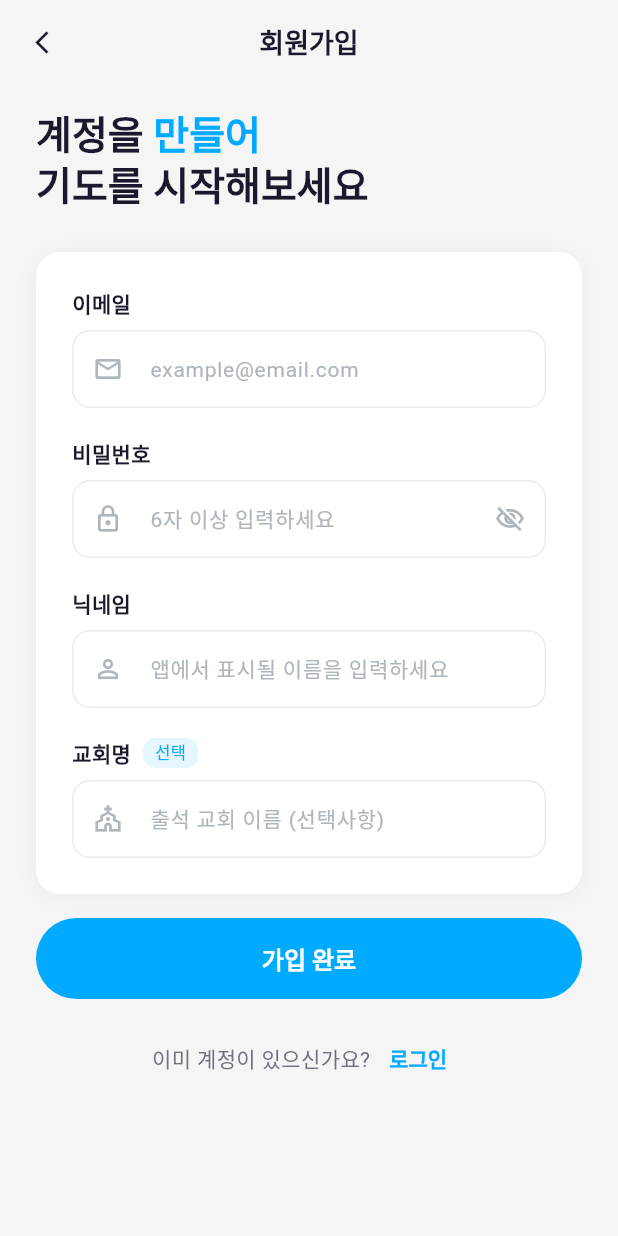
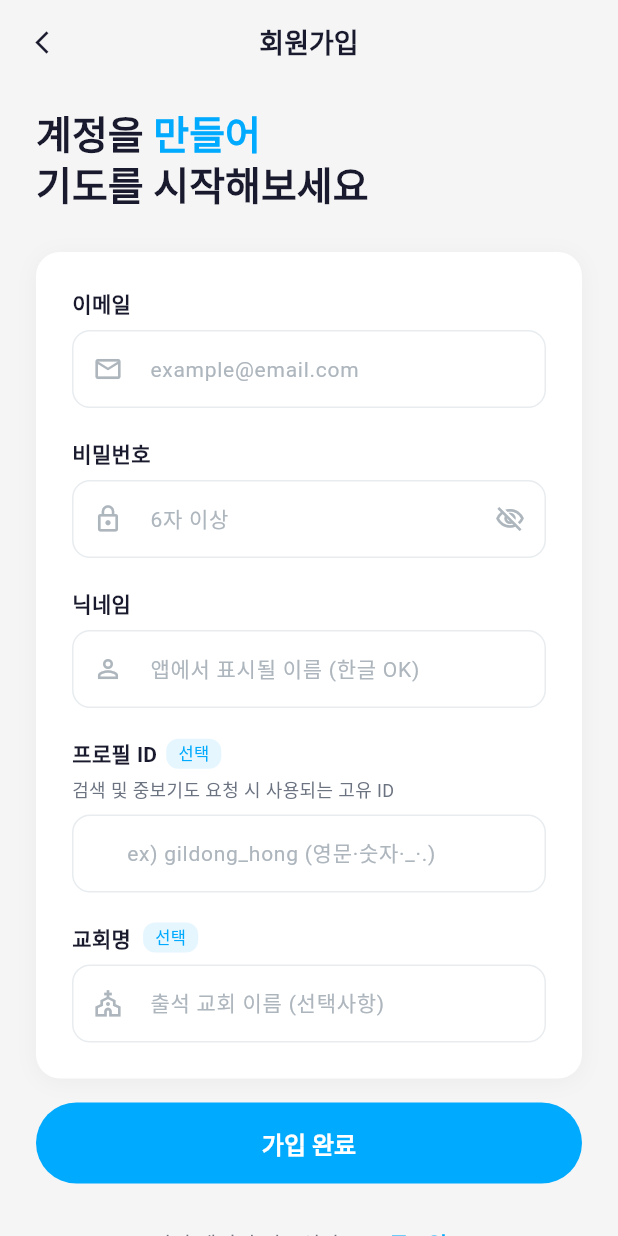
Before and after one commit to silliju/intercesso-app, a Flutter app: the SignupScreen screen opened by its route, on a phone screen of 412 x 824 dp. Run offline on Flutter 3.47's test engine with Material 3 defaults, Android fonts, the phone set to English and light mode, and no system bars; our stand-ins replace go_router, google_sign_in, shared_preferences; missing offline and left inert: kakao_flutter_sdk_user; accounts and stored records are empty.

Commit message:
✨ profile_id 지원 추가: UserModel, AuthService, AuthProvider, SignupScreen (실시간 중복체크 UI)

```diff
--- a/intercesso_app/lib/models/models.dart
+++ b/intercesso_app/lib/models/models.dart
@@ -3,6 +3,7 @@ class UserModel {
   final String id;
   final String email;
   final String nickname;
+  final String? profileId;
   final String? profileImageUrl;
   final String? churchName;
   final String? denomination;
@@ -14,6 +15,7 @@ class UserModel {
     required this.id,
     required this.email,
     required this.nickname,
+    this.profileId,
     this.profileImageUrl,
     this.churchName,
     this.denomination,
@@ -27,6 +29,7 @@ class UserModel {
       id: json['id'] ?? '',
       email: json['email'] ?? '',
       nickname: json['nickname'] ?? '',
+      profileId: json['profile_id'],
       profileImageUrl: json['profile_image_url'],
       churchName: json['church_name'],
       denomination: json['denomination'],
@@ -40,6 +43,7 @@ class UserModel {
         'id': id,
         'email': email,
         'nickname': nickname,
+        'profile_id': profileId,
         'profile_image_url': profileImageUrl,
         'church_name': churchName,
         'denomination': denomination,
--- a/intercesso_app/lib/providers/auth_provider.dart
+++ b/intercesso_app/lib/providers/auth_provider.dart
@@ -38,6 +38,7 @@ class AuthProvider extends ChangeNotifier {
     required String email,
     required String password,
     required String nickname,
+    String? profileId,
     String? churchName,
     String? denomination,
   }) async {
@@ -50,6 +51,7 @@ class AuthProvider extends ChangeNotifier {
         email: email,
         password: password,
         nickname: nickname,
+        profileId: profileId,
         churchName: churchName,
         denomination: denomination,
       );
--- a/intercesso_app/lib/screens/auth/signup_screen.dart
+++ b/intercesso_app/lib/screens/auth/signup_screen.dart
@@ -1,8 +1,10 @@
+import 'dart:async';
 import 'package:flutter/material.dart';
 import 'package:go_router/go_router.dart';
 import 'package:provider/provider.dart';
 import '../../providers/auth_provider.dart';
 import '../../config/theme.dart';
+import '../../services/api_service.dart';
 
 class SignupScreen extends StatefulWidget {
   const SignupScreen({super.key});
@@ -13,52 +15,111 @@ class SignupScreen extends StatefulWidget {
 
 class _SignupScreenState extends State<SignupScreen> {
   final _formKey = GlobalKey<FormState>();
-  final _emailController = TextEditingController();
-  final _passwordController = TextEditingController();
-  final _nicknameController = TextEditingController();
-  final _churchController = TextEditingController();
-  bool _obscurePassword = true;
+  final _emailCtrl = TextEditingController();
+  final _pwCtrl = TextEditingController();
+  final _nickCtrl = TextEditingController();
+  final _profileIdCtrl = TextEditingController();
+  final _churchCtrl = TextEditingController();
+  bool _obscurePw = true;
+
+  // profile_id 중복체크 상태
+  bool? _profileIdAvailable;   // null=미확인, true=가능, false=불가
+  String _profileIdMsg = '';
+  Timer? _debounce;
+  bool _checkingId = false;
+
+  final _api = ApiService();
 
   @override
   void dispose() {
-    _emailController.dispose();
-    _passwordController.dispose();
-    _nicknameController.dispose();
-    _churchController.dispose();
+    _emailCtrl.dispose();
+    _pwCtrl.dispose();
+    _nickCtrl.dispose();
+    _profileIdCtrl.dispose();
+    _churchCtrl.dispose();
+    _debounce?.cancel();
     super.dispose();
+  }
+
+  // profile_id 실시간 중복체크 (디바운스 500ms)
+  void _onProfileIdChanged(String val) {
+    _debounce?.cancel();
+    final v = val.trim().toLowerCase();
+    if (v.isEmpty) {
+      setState(() { _profileIdAvailable = null; _profileIdMsg = ''; _checkingId = false; });
+      return;
+    }
+    final re = RegExp(r'^[a-z0-9_.]{3,30}$');
+    if (!re.hasMatch(v)) {
+      setState(() {
+        _profileIdAvailable = false;
+        _profileIdMsg = '영문 소문자·숫자·_(언더스코어)·.(점) / 3~30자';
+        _checkingId = false;
+      });
+      return;
+    }
+    setState(() { _checkingId = true; _profileIdMsg = '확인 중...'; _profileIdAvailable = null; });
+    _debounce = Timer(const Duration(milliseconds: 500), () async {
+      try {
+        final res = await _api.get('/auth/check-profile-id', queryParams: {'id': v});
+        final data = res['data'] as Map<String, dynamic>? ?? {};
+        final avail = data['available'] == true;
+        if (mounted) {
+          setState(() {
+            _checkingId = false;
+            _profileIdAvailable = avail;
+            if (avail) {
+              _profileIdMsg = '✓ 사용 가능한 ID입니다';
+            } else {
+              _profileIdMsg = data['reason'] == 'format'
+                  ? '형식이 올바르지 않습니다'
+                  : '이미 사용 중인 ID입니다';
+            }
+          });
+        }
+      } catch (_) {
+        // 네트워크 오류 시 사용 가능으로 처리 (DB 마이그레이션 전 단계)
+        if (mounted) setState(() { _checkingId = false; _profileIdAvailable = true; _profileIdMsg = '✓ 형식 OK'; });
+      }
+    });
   }
 
   Future<void> _handleSignup() async {
     if (!_formKey.currentState!.validate()) return;
-    final authProvider = context.read<AuthProvider>();
-    final success = await authProvider.signUp(
-      email: _emailController.text.trim(),
-      password: _passwordController.text,
-      nickname: _nicknameController.text.trim(),
-      churchName: _churchController.text.isEmpty
-          ? null
-          : _churchController.text.trim(),
+    final pid = _profileIdCtrl.text.trim().toLowerCase();
+    if (pid.isNotEmpty && _profileIdAvailable == false) {
+      ScaffoldMessenger.of(context).showSnackBar(
+        SnackBar(content: const Text('프로필 ID를 확인해주세요'), backgroundColor: AppTheme.error,
+            behavior: SnackBarBehavior.floating,
+            shape: RoundedRectangleBorder(borderRadius: BorderRadius.circular(12))),
+      );
+      return;
+    }
+
+    final auth = context.read<AuthProvider>();
+    final ok = await auth.signUp(
+      email: _emailCtrl.text.trim(),
+      password: _pwCtrl.text,
+      nickname: _nickCtrl.text.trim(),
+      profileId: pid.isEmpty ? null : pid,
+      churchName: _churchCtrl.text.isEmpty ? null : _churchCtrl.text.trim(),
     );
-    if (success && mounted) {
+    if (ok && mounted) {
       context.go('/home');
-    } else if (mounted && authProvider.error != null) {
+    } else if (mounted && auth.error != null) {
       ScaffoldMessenger.of(context).showSnackBar(
-        SnackBar(
-          content: Text(authProvider.error!),
-          backgroundColor: AppTheme.error,
-          behavior: SnackBarBehavior.floating,
-          shape:
-              RoundedRectangleBorder(borderRadius: BorderRadius.circular(12)),
-        ),
+        SnackBar(content: Text(auth.error!), backgroundColor: AppTheme.error,
+            behavior: SnackBarBehavior.floating,
+            shape: RoundedRectangleBorder(borderRadius: BorderRadius.circular(12))),
       );
-      authProvider.clearError();
+      auth.clearError();
     }
   }
 
   @override
   Widget build(BuildContext context) {
-    final authProvider = context.watch<AuthProvider>();
-    final isLoading = authProvider.state == AuthState.loading;
+    final auth = context.watch<AuthProvider>();
+    final isLoading = auth.state == AuthState.loading;
 
     return Scaffold(
       backgroundColor: AppTheme.background,
@@ -80,42 +141,33 @@ class _SignupScreenState extends State<SignupScreen> {
               crossAxisAlignment: CrossAxisAlignment.start,
               children: [
                 const SizedBox(height: 16),
-                // 타이틀
                 RichText(
                   text: const TextSpan(
-                    style: TextStyle(
-                      fontSize: 26,
-                      fontWeight: FontWeight.w800,
-                      color: AppTheme.textPrimary,
-                      height: 1.3,
-                    ),
+                    style: TextStyle(fontSize: 26, fontWeight: FontWeight.w800,
+                        color: AppTheme.textPrimary, height: 1.3),
                     children: [
                       TextSpan(text: '계정을 '),
-                      TextSpan(
-                        text: '만들어',
-                        style: TextStyle(color: AppTheme.primary),
-                      ),
+                      TextSpan(text: '만들어', style: TextStyle(color: AppTheme.primary)),
                       TextSpan(text: '\n기도를 시작해보세요'),
                     ],
                   ),
                 ),
                 const SizedBox(height: 28),
-                // 폼 카드
                 Container(
                   padding: const EdgeInsets.all(24),
                   decoration: AppTheme.cardDecoration,
                   child: Column(
                     crossAxisAlignment: CrossAxisAlignment.start,
                     children: [
-                      _buildLabel('이메일'),
+                      // ── 이메일
+                      _label('이메일'),
                       const SizedBox(height: 8),
                       TextFormField(
-                        controller: _emailController,
+                        controller: _emailCtrl,
                         keyboardType: TextInputType.emailAddress,
                         decoration: const InputDecoration(
                           hintText: 'example@email.com',
-                          prefixIcon: Icon(Icons.email_outlined,
-                              color: AppTheme.textLight, size: 20),
+                          prefixIcon: Icon(Icons.email_outlined, color: AppTheme.textLight, size: 20),
                         ),
                         validator: (v) {
                           if (v == null || v.isEmpty) return '이메일을 입력해주세요';
@@ -124,25 +176,19 @@ class _SignupScreenState extends State<SignupScreen> {
                         },
                       ),
                       const SizedBox(height: 20),
-                      _buildLabel('비밀번호'),
+                      // ── 비밀번호
+                      _label('비밀번호'),
                       const SizedBox(height: 8),
                       TextFormField(
-                        controller: _passwordController,
-                        obscureText: _obscurePassword,
+                        controller: _pwCtrl,
+                        obscureText: _obscurePw,
                         decoration: InputDecoration(
-                          hintText: '6자 이상 입력하세요',
-                          prefixIcon: const Icon(Icons.lock_outline,
-                              color: AppTheme.textLight, size: 20),
+                          hintText: '6자 이상',
+                          prefixIcon: const Icon(Icons.lock_outline, color: AppTheme.textLight, size: 20),
                           suffixIcon: IconButton(
-                            icon: Icon(
-                              _obscurePassword
-                                  ? Icons.visibility_off_outlined
-                                  : Icons.visibility_outlined,
-                              color: AppTheme.textLight,
-                              size: 20,
-                            ),
-                            onPressed: () => setState(
-                                () => _obscurePassword = !_obscurePassword),
+                            icon: Icon(_obscurePw ? Icons.visibility_off_outlined : Icons.visibility_outlined,
+                                color: AppTheme.textLight, size: 20),
+                            onPressed: () => setState(() => _obscurePw = !_obscurePw),
                           ),
                         ),
                         validator: (v) {
@@ -152,14 +198,14 @@ class _SignupScreenState extends State<SignupScreen> {
                         },
                       ),
                       const SizedBox(height: 20),
-                      _buildLabel('닉네임'),
+                      // ── 닉네임
+                      _label('닉네임'),
                       const SizedBox(height: 8),
                       TextFormField(
-                        controller: _nicknameController,
+                        controller: _nickCtrl,
                         decoration: const InputDecoration(
-                          hintText: '앱에서 표시될 이름을 입력하세요',
-                          prefixIcon: Icon(Icons.person_outline,
-                              color: AppTheme.textLight, size: 20),
+                          hintText: '앱에서 표시될 이름 (한글 OK)',
+                          prefixIcon: Icon(Icons.person_outline, color: AppTheme.textLight, size: 20),
                         ),
                         validator: (v) {
                           if (v == null || v.isEmpty) return '닉네임을 입력해주세요';
@@ -168,32 +214,75 @@ class _SignupScreenState extends State<SignupScreen> {
                         },
                       ),
                       const SizedBox(height: 20),
-                      Row(
-                        children: [
-                          _buildLabel('교회명'),
-                          const SizedBox(width: 8),
-                          Container(
-                            padding: const EdgeInsets.symmetric(
-                                horizontal: 8, vertical: 2),
-                            decoration: BoxDecoration(
-                              color: AppTheme.primaryLight,
-                              borderRadius: BorderRadius.circular(8),
-                            ),
-                            child: const Text(
-                              '선택',
-                              style: TextStyle(
-                                  fontSize: 11, color: AppTheme.primary),
-                            ),
-                          ),
-                        ],
-                      ),
+                      // ── 프로필 ID
+                      Row(children: [
+                        _label('프로필 ID'),
+                        const SizedBox(width: 6),
+                        Container(
+                          padding: const EdgeInsets.symmetric(horizontal: 8, vertical: 2),
+                          decoration: BoxDecoration(color: AppTheme.primaryLight, borderRadius: BorderRadius.circular(8)),
+                          child: const Text('선택', style: TextStyle(fontSize: 11, color: AppTheme.primary)),
+                        ),
+                      ]),
+                      const SizedBox(height: 4),
+                      const Text('검색 및 중보기도 요청 시 사용되는 고유 ID',
+                          style: TextStyle(fontSize: 12, color: AppTheme.textSecondary)),
                       const SizedBox(height: 8),
                       TextFormField(
-                        controller: _churchController,
+                        controller: _profileIdCtrl,
+                        autocorrect: false,
+                        textCapitalization: TextCapitalization.none,
+                        onChanged: _onProfileIdChanged,
+                        decoration: InputDecoration(
+                          hintText: 'ex) gildong_hong (영문·숫자·_·.)',
+                          prefixText: '@ ',
+                          prefixStyle: const TextStyle(color: AppTheme.primary, fontWeight: FontWeight.w700),
+                          suffixIcon: _checkingId
+                              ? const Padding(
+                                  padding: EdgeInsets.all(12),
+                                  child: SizedBox(width: 18, height: 18,
+                                      child: CircularProgressIndicator(strokeWidth: 2)))
+                              : _profileIdAvailable == true
+                                  ? const Icon(Icons.check_circle, color: AppTheme.success, size: 20)
+                                  : _profileIdAvailable == false
+                                      ? const Icon(Icons.cancel, color: AppTheme.error, size: 20)
+                                      : null,
+                        ),
+                        validator: (v) {
+                          final val = v?.trim().toLowerCase() ?? '';
+                          if (val.isEmpty) return null; // 선택 필드
+                          if (!RegExp(r'^[a-z0-9_.]{3,30}$').hasMatch(val)) {
+                            return '영문 소문자·숫자·_·. 만 사용 가능 (3~30자)';
+                          }
+                          return null;
+                        },
+                      ),
+                      if (_profileIdMsg.isNotEmpty)
+                        Padding(
+                          padding: const EdgeInsets.only(top: 6, left: 4),
+                          child: Text(_profileIdMsg,
+                              style: TextStyle(
+                                fontSize: 12,
+                                color: _profileIdAvailable == true ? AppTheme.success : AppTheme.error,
+                              )),
+                        ),
+                      const SizedBox(height: 20),
+                      // ── 교회명
+                      Row(children: [
+                        _label('교회명'),
+                        const SizedBox(width: 8),
+                        Container(
+                          padding: const EdgeInsets.symmetric(horizontal: 8, vertical: 2),
+                          decoration: BoxDecoration(color: AppTheme.primaryLight, borderRadius: BorderRadius.circular(8)),
+                          child: const Text('선택', style: TextStyle(fontSize: 11, color: AppTheme.primary)),
+                        ),
+                      ]),
+                      const SizedBox(height: 8),
+                      TextFormField(
+                        controller: _churchCtrl,
                         decoration: const InputDecoration(
                           hintText: '출석 교회 이름 (선택사항)',
-                          prefixIcon: Icon(Icons.church_outlined,
-                              color: AppTheme.textLight, size: 20),
+                          prefixIcon: Icon(Icons.church_outlined, color: AppTheme.textLight, size: 20),
                         ),
                       ),
                     ],
@@ -206,14 +295,8 @@ class _SignupScreenState extends State<SignupScreen> {
                   child: ElevatedButton(
                     onPressed: isLoading ? null : _handleSignup,
                     child: isLoading
-                        ? const SizedBox(
-                            width: 22,
-                            height: 22,
-                            child: CircularProgressIndicator(
-                              strokeWidth: 2.5,
-                              color: Colors.white,
-                            ),
-                          )
+                        ? const SizedBox(width: 22, height: 22,
+                            child: CircularProgressIndicator(strokeWidth: 2.5, color: Colors.white))
                         : const Text('가입 완료'),
                   ),
                 ),
@@ -221,21 +304,12 @@ class _SignupScreenState extends State<SignupScreen> {
                 Row(
                   mainAxisAlignment: MainAxisAlignment.center,
                   children: [
-                    const Text(
-                      '이미 계정이 있으신가요?',
-                      style: TextStyle(
-                          color: AppTheme.textSecondary, fontSize: 14),
-                    ),
+                    const Text('이미 계정이 있으신가요?',
+                        style: TextStyle(color: AppTheme.textSecondary, fontSize: 14)),
                     TextButton(
                       onPressed: () => context.go('/login'),
-                      child: const Text(
-                        '로그인',
-                        style: TextStyle(
-                          color: AppTheme.primary,
-                          fontWeight: FontWeight.w700,
-                          fontSize: 14,
-                        ),
-                      ),
+                      child: const Text('로그인',
+                          style: TextStyle(color: AppTheme.primary, fontWeight: FontWeight.w700, fontSize: 14)),
                     ),
                   ],
                 ),
@@ -248,14 +322,6 @@ class _SignupScreenState extends State<SignupScreen> {
     );
   }
 
-  Widget _buildLabel(String text) {
-    return Text(
-      text,
-      style: const TextStyle(
-        fontSize: 14,
-        fontWeight: FontWeight.w600,
-        color: AppTheme.textPrimary,
-      ),
-    );
-  }
+  Widget _label(String text) => Text(text,
+      style: const TextStyle(fontSize: 14, fontWeight: FontWeight.w600, color: AppTheme.textPrimary));
 }
--- a/intercesso_app/lib/services/auth_service.dart
+++ b/intercesso_app/lib/services/auth_service.dart
@@ -11,6 +11,7 @@ class AuthService {
     required String email,
     required String password,
     required String nickname,
+    String? profileId,
     String? churchName,
     String? denomination,
     String? bio,
@@ -19,6 +20,7 @@ class AuthService {
       'email': email,
       'password': password,
       'nickname': nickname,
+      if (profileId != null && profileId.isNotEmpty) 'profile_id': profileId,
       if (churchName != null) 'church_name': churchName,
       if (denomination != null) 'denomination': denomination,
       if (bio != null) 'bio': bio,
```
Also changed, not shown: 1 other file.
